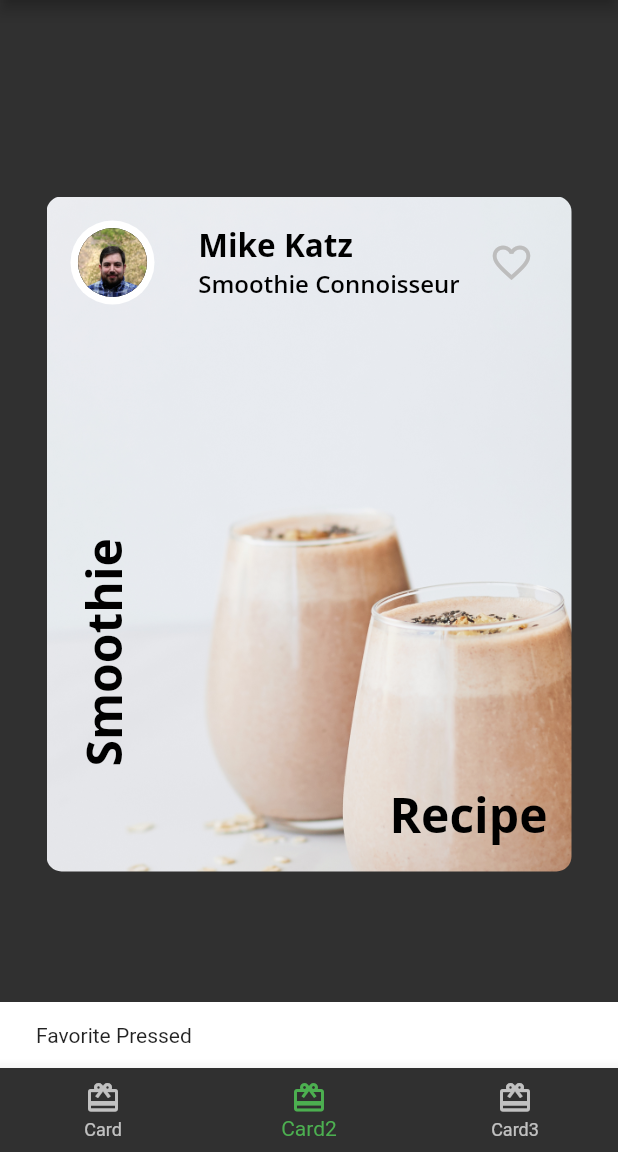
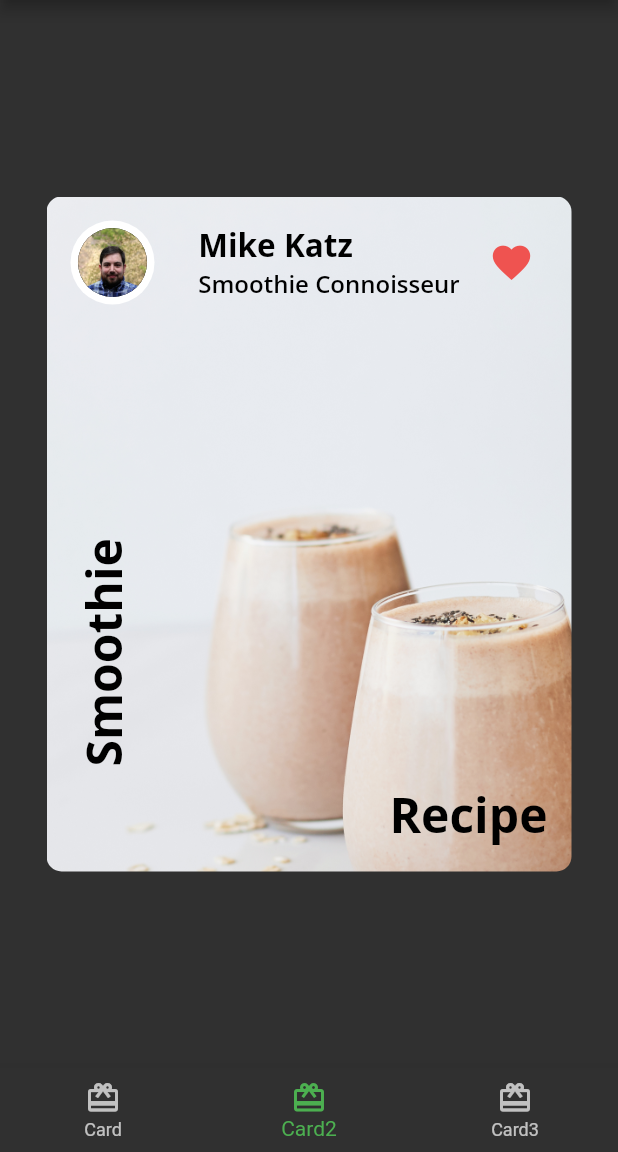
Before and after one commit to asapbox/fooderlich, a Flutter app: the screen it shows after launch, item 2 of the bottom bar chosen, after a tap on the "favorite outline" icon, on a phone screen of 412 x 824 dp, the part 84-1236 px from its top. Run offline on Flutter 3.47's test engine with Material 2 defaults, Android fonts, the phone set to English and light mode, and no system bars; our stand-ins replace google_fonts.

Commit message:
adding a favorite action to the author card

```diff
--- a/lib/author_card.dart
+++ b/lib/author_card.dart
@@ -2,7 +2,7 @@ import 'package:flutter/material.dart';
 import 'fooderlich_theme.dart';
 import 'circle_image.dart';
 
-class AuthorCard extends StatelessWidget {
+class AuthorCard extends StatefulWidget {
   final String authorName;
   final String title;
   final ImageProvider? imageProvider;
@@ -15,6 +15,13 @@ class AuthorCard extends StatelessWidget {
   }) : super(key: key);
 
   @override
+  State<AuthorCard> createState() => _AuthorCardState();
+}
+
+class _AuthorCardState extends State<AuthorCard> {
+  bool _isFavorited = false;
+
+  @override
   Widget build(BuildContext context) {
     return Container(
       padding: const EdgeInsets.all(16),
@@ -22,7 +29,7 @@ class AuthorCard extends StatelessWidget {
         mainAxisAlignment: MainAxisAlignment.spaceBetween,
         children: [
           CircleImage(
-            imageProvider: imageProvider,
+            imageProvider: widget.imageProvider,
             imageRadius: 28,
           ),
           const SizedBox(
@@ -32,24 +39,27 @@ class AuthorCard extends StatelessWidget {
             crossAxisAlignment: CrossAxisAlignment.start,
             children: [
               Text(
-                authorName,
+                widget.authorName,
                 style: FooderlichTheme.lightTextTheme.headline2,
               ),
               Text(
-                title,
+                widget.title,
                 style: FooderlichTheme.lightTextTheme.headline3,
               )
             ],
           ),
           IconButton(
-            icon: const Icon(Icons.favorite_border),
+            icon: Icon(_isFavorited ? Icons.favorite : Icons.favorite_border),
             iconSize: 30,
-            color: Colors.grey[400],
+            color: Colors.red[400],
             onPressed: () {
-              const snackBar = SnackBar(content: Text('Favorite Pressed'));
-              ScaffoldMessenger.of(context).showSnackBar(snackBar);
+              setState(
+                () {
+                  _isFavorited = !_isFavorited;
+                },
+              );
             },
-          )
+          ),
         ],
       ),
     );
```
